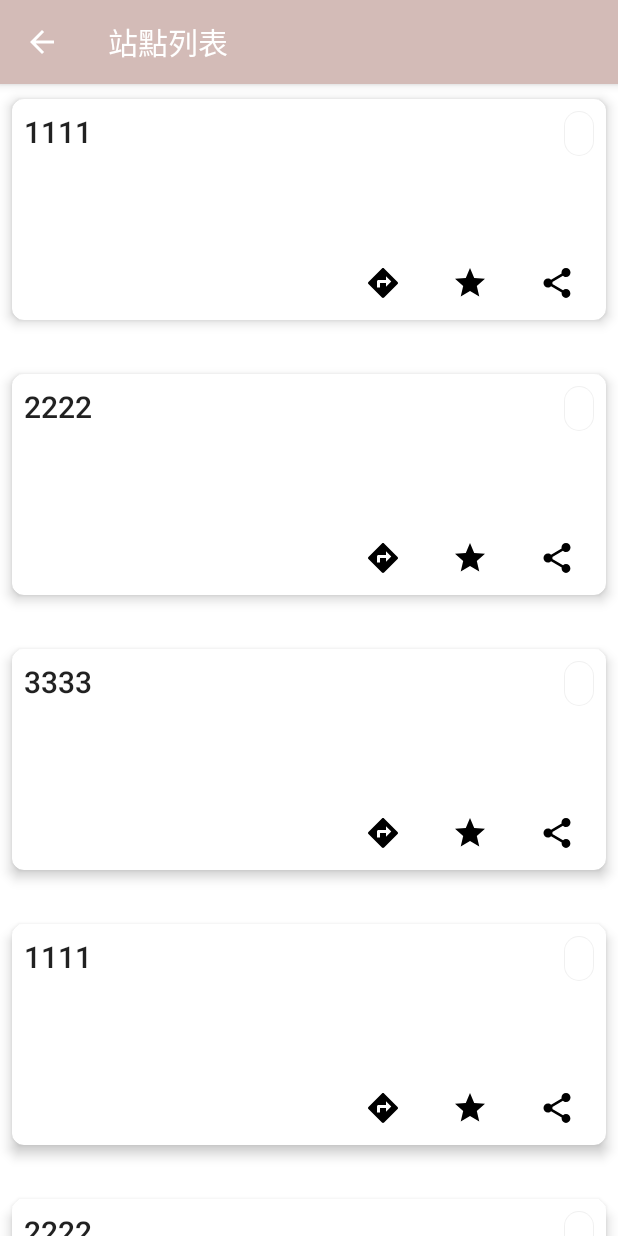
After one commit to YuMin29/ubike, an Android app: the StationListActivity screen opened directly, with no data from a screen before it, on a phone screen of 412 x 824 dp. The commit adds this screen. Run offline under Robolectric (Android 15) with nearby library versions, the phone set to English and light mode, and no system bars.

Commit message:
add station list activity, not finish yet...

```diff
--- a/app/build.gradle
+++ b/app/build.gradle
@@ -53,6 +53,7 @@ dependencies {
     implementation 'com.google.android.material:material:1.6.1'
     implementation 'com.google.android.gms:play-services-maps:18.1.0'
     implementation 'androidx.constraintlayout:constraintlayout:2.1.4'
+    implementation 'androidx.cardview:cardview:1.0.0'
     testImplementation 'junit:junit:4.13.2'
     androidTestImplementation 'androidx.test.ext:junit:1.1.3'
     androidTestImplementation 'androidx.test.espresso:espresso-core:3.4.0'
--- /dev/null
+++ b/app/src/main/java/com/yumin/ubike/BaseViewHolder.kt
@@ -0,0 +1,8 @@
+package com.yumin.ubike
+
+import android.view.View
+import androidx.recyclerview.widget.RecyclerView
+
+abstract class BaseViewHolder(itemView: View) : RecyclerView.ViewHolder(itemView) {
+    abstract fun onBind(position: Int)
+}
--- a/app/src/main/java/com/yumin/ubike/MapFragment.kt
+++ b/app/src/main/java/com/yumin/ubike/MapFragment.kt
@@ -203,9 +203,9 @@ class MapFragment : Fragment(), LocationListener {
         fragmentMapBinding.favoriteStationInfo.setOnClickListener { TODO("Switch to favorite fragment") }
 
         fragmentMapBinding.stationInfoListView.setOnClickListener {
-            // 切換fragment
-            fragmentManager?.beginTransaction()
-                ?.replace(R.id.frame_layout, StationInfoListFragment())?.commit()
+            // switch to StationListActivity
+            val intent = Intent(context,StationListActivity::class.java)
+            startActivity(intent)
         }
     }
 
@@ -255,21 +255,6 @@ class MapFragment : Fragment(), LocationListener {
             // TODO : need to update cluster icon
             refreshClusterItems(refreshAvailability)
         })
-    }
-
-    private fun getBitmapFromVectorDrawable(context: Context?, drawableId: Int): BitmapDescriptor {
-        var drawable = ContextCompat.getDrawable(requireContext(), drawableId)
-        if (Build.VERSION.SDK_INT < Build.VERSION_CODES.LOLLIPOP) {
-            drawable = DrawableCompat.wrap(drawable!!).mutate()
-        }
-        val bitmap = Bitmap.createBitmap(
-            drawable!!.intrinsicWidth,
-            drawable.intrinsicHeight, Bitmap.Config.ARGB_8888
-        )
-        val canvas = Canvas(bitmap)
-        drawable.setBounds(0, 0, canvas.getWidth(), canvas.getHeight())
-        drawable.draw(canvas)
-        return BitmapDescriptorFactory.fromBitmap(bitmap)
     }
 
     override fun onDestroyView() {
@@ -397,7 +382,6 @@ class MapFragment : Fragment(), LocationListener {
         clusterManager.setOnClusterInfoWindowClickListener {
             Toast.makeText(context,"[setOnClusterInfoWindowClickListener]",Toast.LENGTH_SHORT).show()
         }
-
 
         clusterManager.setOnClusterItemClickListener {
             Toast.makeText(context,"[setOnClusterItemClickListener]",Toast.LENGTH_SHORT).show()
--- /dev/null
+++ b/app/src/main/java/com/yumin/ubike/RecyclerViewAdapter.kt
@@ -0,0 +1,51 @@
+package com.yumin.ubike
+
+import android.content.Context
+import android.view.LayoutInflater
+import android.view.View
+import android.view.ViewGroup
+import android.widget.AdapterView
+import androidx.recyclerview.widget.RecyclerView
+import com.yumin.ubike.databinding.CardViewItemLayoutBinding
+
+class RecyclerViewAdapter(
+    private val clickListener: OnItemClickListener,
+    private val context: Context,
+    private val list: MutableList<String>
+) : RecyclerView.Adapter<BaseViewHolder>() {
+
+    override fun onCreateViewHolder(parent: ViewGroup, viewType: Int): BaseViewHolder {
+        val itemLayoutBinding = CardViewItemLayoutBinding.inflate(LayoutInflater.from(parent.context),parent,false)
+        return ItemViewHolder(itemLayoutBinding,clickListener)
+    }
+
+    override fun onBindViewHolder(holder: BaseViewHolder, position: Int) {
+        holder.onBind(position)
+    }
+
+    override fun getItemCount(): Int {
+        return list?.size ?: 0
+    }
+
+    public fun addItems(data:List<String>){
+        list.addAll(data)
+        notifyDataSetChanged()
+    }
+
+    inner class ItemViewHolder(
+        private val binding: CardViewItemLayoutBinding,
+        private val listener: OnItemClickListener
+    ) : BaseViewHolder(binding.root),View.OnClickListener {
+        override fun onBind(position: Int) {
+            binding.stationName.text = list[position]
+        }
+
+        override fun onClick(v: View) {
+            listener.onItemClick(v,list[position])
+        }
+    }
+
+    interface OnItemClickListener{
+        fun onItemClick(view: View,item:String)
+    }
+}
--- a/app/src/main/java/com/yumin/ubike/StationInfoListFragment.kt
+++ /dev/null
@@ -1,22 +0,0 @@
-package com.yumin.ubike
-
-import android.os.Bundle
-import android.view.LayoutInflater
-import android.view.View
-import android.view.ViewGroup
-import androidx.fragment.app.Fragment
-import com.yumin.ubike.databinding.FragmentListBinding
-
-
-class StationInfoListFragment : Fragment() {
-    private lateinit var fragmentListBinding: FragmentListBinding
-
-    override fun onCreateView(
-        inflater: LayoutInflater,
-        container: ViewGroup?,
-        savedInstanceState: Bundle?
-    ): View? {
-        fragmentListBinding = FragmentListBinding.inflate(inflater)
-        return fragmentListBinding.root
-    }
-}
--- /dev/null
+++ b/app/src/main/java/com/yumin/ubike/StationListActivity.kt
@@ -0,0 +1,47 @@
+package com.yumin.ubike
+
+import android.os.Bundle
+import android.view.View
+import androidx.appcompat.app.AppCompatActivity
+import com.yumin.ubike.databinding.ActivityStationListBinding
+
+class StationListActivity : AppCompatActivity(),RecyclerViewAdapter.OnItemClickListener {
+    private lateinit var binding:ActivityStationListBinding
+    private lateinit var recyclerViewAdapter:RecyclerViewAdapter
+
+    override fun onCreate(savedInstanceState: Bundle?) {
+        super.onCreate(savedInstanceState)
+        supportActionBar?.setDisplayHomeAsUpEnabled(true)
+        binding = ActivityStationListBinding.inflate(layoutInflater)
+        setContentView(binding.root)
+        // This StationListActivity will shows a Card view list
+        initView()
+        observeViewModel()
+    }
+
+    private fun initView(){
+        recyclerViewAdapter = RecyclerViewAdapter(this, applicationContext,mutableListOf<String>())
+        binding.stationListView.adapter = recyclerViewAdapter
+    }
+
+    private fun observeViewModel(){
+        var testList = mutableListOf<String>()
+        testList.add("1111")
+        testList.add("2222")
+        testList.add("3333")
+        testList.add("1111")
+        testList.add("2222")
+        testList.add("3333")
+        testList.add("1111")
+        testList.add("2222")
+        testList.add("3333")
+        testList.add("1111")
+        testList.add("2222")
+        testList.add("3333")
+        recyclerViewAdapter.addItems(testList)
+    }
+
+    override fun onItemClick(view: View, item: String) {
+        TODO("Not yet implemented")
+    }
+}
--- /dev/null
+++ b/app/src/main/res/layout/activity_station_list.xml
@@ -0,0 +1,15 @@
+<?xml version="1.0" encoding="utf-8"?>
+<RelativeLayout xmlns:android="http://schemas.android.com/apk/res/android"
+    xmlns:app="http://schemas.android.com/apk/res-auto"
+    xmlns:tools="http://schemas.android.com/tools"
+    android:layout_width="match_parent"
+    android:layout_height="match_parent"
+    tools:context=".StationListActivity">
+
+    <androidx.recyclerview.widget.RecyclerView
+        android:id="@+id/station_list_view"
+        android:layout_width="match_parent"
+        android:layout_height="match_parent"
+        app:layoutManager="androidx.recyclerview.widget.LinearLayoutManager"
+        tools:listitem="@layout/card_view_item_layout" />
+</RelativeLayout>
--- a/app/src/main/res/layout/bottom_sheet_dialog_layout.xml
+++ b/app/src/main/res/layout/bottom_sheet_dialog_layout.xml
@@ -144,7 +144,7 @@
             android:textColor="@color/primary_800" />
 
         <Button
-            android:id="@+id/button3"
+            android:id="@+id/share"
             style="?android:attr/borderlessButtonStyle"
             android:layout_width="wrap_content"
             android:layout_height="wrap_content"
--- /dev/null
+++ b/app/src/main/res/layout/card_view_item_layout.xml
@@ -0,0 +1,120 @@
+<?xml version="1.0" encoding="utf-8"?>
+<androidx.cardview.widget.CardView xmlns:android="http://schemas.android.com/apk/res/android"
+    xmlns:tools="http://schemas.android.com/tools"
+    android:layout_width="match_parent"
+    android:layout_height="wrap_content"
+    xmlns:app="http://schemas.android.com/apk/res-auto"
+    app:cardCornerRadius="8dp"
+    android:layout_marginBottom="16dp"
+    app:cardElevation="5dp"
+    app:cardUseCompatPadding="true"
+    app:cardPreventCornerOverlap="true">
+
+    <androidx.constraintlayout.widget.ConstraintLayout
+        android:layout_width="match_parent"
+        android:layout_height="wrap_content">
+
+        <TextView
+            android:id="@+id/stationName"
+            android:layout_width="wrap_content"
+            android:layout_height="wrap_content"
+            android:layout_marginStart="8dp"
+            android:layout_marginTop="8dp"
+            android:textAppearance="@style/TextAppearance.AppCompat.Title"
+            app:layout_constraintStart_toStartOf="parent"
+            app:layout_constraintTop_toTopOf="parent"
+            tools:text="中城立體停車場" />
+
+        <TextView
+            android:id="@+id/stationAddress"
+            android:layout_width="wrap_content"
+            android:layout_height="wrap_content"
+            android:layout_marginStart="8dp"
+            android:layout_marginTop="8dp"
+            app:layout_constraintStart_toStartOf="parent"
+            app:layout_constraintTop_toBottomOf="@+id/stationName"
+            tools:text="中城接53巷1號" />
+
+        <TextView
+            android:id="@+id/latestUpdateTime"
+            android:layout_width="wrap_content"
+            android:layout_height="wrap_content"
+            android:layout_marginStart="8dp"
+            android:layout_marginTop="8dp"
+            app:layout_constraintStart_toStartOf="parent"
+            app:layout_constraintTop_toBottomOf="@+id/stationAddress"
+            tools:text="1分鐘前更新" />
+
+        <TextView
+            android:id="@+id/type"
+            android:layout_width="wrap_content"
+            android:layout_height="wrap_content"
+            android:layout_marginTop="8dp"
+            android:layout_marginEnd="8dp"
+            android:background="@drawable/ubike_info_bg"
+            android:gravity="center"
+            android:paddingLeft="10dp"
+            android:paddingTop="5dp"
+            android:paddingEnd="10dp"
+            android:paddingBottom="5dp"
+            app:layout_constraintEnd_toEndOf="parent"
+            app:layout_constraintTop_toTopOf="parent"
+            tools:text="YouBike"
+            tools:textStyle="bold" />
+
+        <TextView
+            android:id="@+id/stationDistance"
+            android:layout_width="wrap_content"
+            android:layout_height="wrap_content"
+            android:layout_marginTop="24dp"
+            android:layout_marginEnd="16dp"
+            app:layout_constraintEnd_toEndOf="parent"
+            app:layout_constraintTop_toBottomOf="@+id/type"
+            tools:text="距離300公尺" />
+
+        <TextView
+            android:id="@+id/availableStatus"
+            android:layout_width="wrap_content"
+            android:layout_height="wrap_content"
+            android:layout_marginStart="8dp"
+            android:layout_marginTop="24dp"
+            app:layout_constraintStart_toStartOf="parent"
+            app:layout_constraintTop_toBottomOf="@+id/latestUpdateTime"
+            tools:text="8可借 2可還" />
+
+        <ImageButton
+            android:id="@+id/share"
+            style="?android:attr/borderlessButtonStyle"
+            android:layout_width="50dp"
+            android:layout_height="50dp"
+            android:layout_marginTop="16dp"
+            android:layout_marginEnd="8dp"
+            android:src="@drawable/ic_baseline_share_24"
+            app:layout_constraintEnd_toEndOf="parent"
+            app:layout_constraintTop_toBottomOf="@+id/stationDistance" />
+
+        <ImageButton
+            android:id="@+id/star"
+            style="?android:attr/borderlessButtonStyle"
+            android:layout_width="50dp"
+            android:layout_height="50dp"
+            android:layout_marginTop="16dp"
+            android:layout_marginEnd="8dp"
+            android:src="@drawable/ic_baseline_star_24"
+            app:layout_constraintEnd_toStartOf="@+id/share"
+            app:layout_constraintTop_toBottomOf="@+id/stationDistance" />
+
+        <ImageButton
+            android:id="@+id/navigate"
+            style="?android:attr/borderlessButtonStyle"
+            android:layout_width="50dp"
+            android:layout_height="50dp"
+            android:layout_marginTop="16dp"
+            android:layout_marginEnd="8dp"
+            android:src="@drawable/ic_baseline_directions_24"
+            app:layout_constraintEnd_toStartOf="@+id/star"
+            app:layout_constraintTop_toBottomOf="@+id/stationDistance" />
+
+    </androidx.constraintlayout.widget.ConstraintLayout>
+
+</androidx.cardview.widget.CardView>
--- a/app/src/main/res/layout/fragment_list.xml
+++ /dev/null
@@ -1,14 +0,0 @@
-<?xml version="1.0" encoding="utf-8"?>
-<androidx.constraintlayout.widget.ConstraintLayout xmlns:android="http://schemas.android.com/apk/res/android"
-    xmlns:tools="http://schemas.android.com/tools"
-    android:layout_width="match_parent"
-    android:layout_height="match_parent">
-
-    <Button
-        android:id="@+id/button4"
-        android:layout_width="wrap_content"
-        android:layout_height="wrap_content"
-        android:text="Button"
-        tools:layout_editor_absoluteX="62dp"
-        tools:layout_editor_absoluteY="33dp" />
-</androidx.constraintlayout.widget.ConstraintLayout>
--- a/app/src/main/res/layout/fragment_map.xml
+++ b/app/src/main/res/layout/fragment_map.xml
@@ -90,7 +90,7 @@
         android:layout_height="wrap_content"
         android:layout_marginEnd="10dp"
         android:layout_marginBottom="60dp"
-        android:text="@string/station_infi_list"
+        android:text="@string/station_info_list"
         app:backgroundTint="@color/white"
         app:cornerRadius="25dp"
         app:icon="@drawable/ic_baseline_list_24"
--- a/app/src/main/res/values-night/themes.xml
+++ b/app/src/main/res/values-night/themes.xml
@@ -10,7 +10,12 @@
         <item name="colorSecondaryVariant">@color/teal_200</item>
         <item name="colorOnSecondary">@color/black</item>
         <!-- Status bar color. -->
-        <item name="android:statusBarColor" tools:targetApi="l">?attr/colorPrimaryVariant</item>
+        <item name="android:statusBarColor" tools:targetApi="l">@color/pink</item>
         <!-- Customize your theme here. -->
+        <item name="actionBarStyle">@style/MyActionBarStyle</item>
+    </style>
+
+    <style name="MyActionBarStyle" parent="Widget.MaterialComponents.ActionBar.Primary">
+        <item name="background">@color/pink</item>
     </style>
 </resources>
--- a/app/src/main/res/values/colors.xml
+++ b/app/src/main/res/values/colors.xml
@@ -11,4 +11,6 @@
     <color name="primary_800">#232f34</color>
     <color name="primary_600">#4a6572</color>
     <color name="secondary_orange">#F9AA33</color>
+    <color name="light_grey">#D3D3D3</color>
+    <color name="pink">#D3BBB7</color>
 </resources>
--- a/app/src/main/res/values/strings.xml
+++ b/app/src/main/res/values/strings.xml
@@ -8,5 +8,6 @@
     <string name="ubike_2_0">Ubike 2.0</string>
     <string name="ubike_1_0">Ubike 1.0</string>
     <string name="ubike_all">Ubike All</string>
-    <string name="station_infi_list">列表顯示</string>
+    <string name="station_info_list">列表顯示</string>
+    <string name="title_activity_station_list">站點列表</string>
 </resources>
--- a/app/src/main/res/values/themes.xml
+++ b/app/src/main/res/values/themes.xml
@@ -10,8 +10,13 @@
         <item name="colorSecondaryVariant">@color/teal_700</item>
         <item name="colorOnSecondary">@color/black</item>
         <!-- Status bar color. -->
-        <item name="android:statusBarColor" tools:targetApi="l">?attr/colorPrimaryVariant</item>
+        <item name="android:statusBarColor" tools:targetApi="l">@color/pink</item>
         <!-- Customize your theme here. -->
+        <item name="actionBarStyle">@style/MyActionBarStyle</item>
+    </style>
+
+    <style name="MyActionBarStyle" parent="Widget.MaterialComponents.ActionBar.Primary">
+        <item name="background">@color/pink</item>
     </style>
 
     <style name="Theme.Ubike.NoActionBarAndStatusBar">
```
Also changed, not shown: app/src/main/AndroidManifest.xml (+6 -1 lines).
